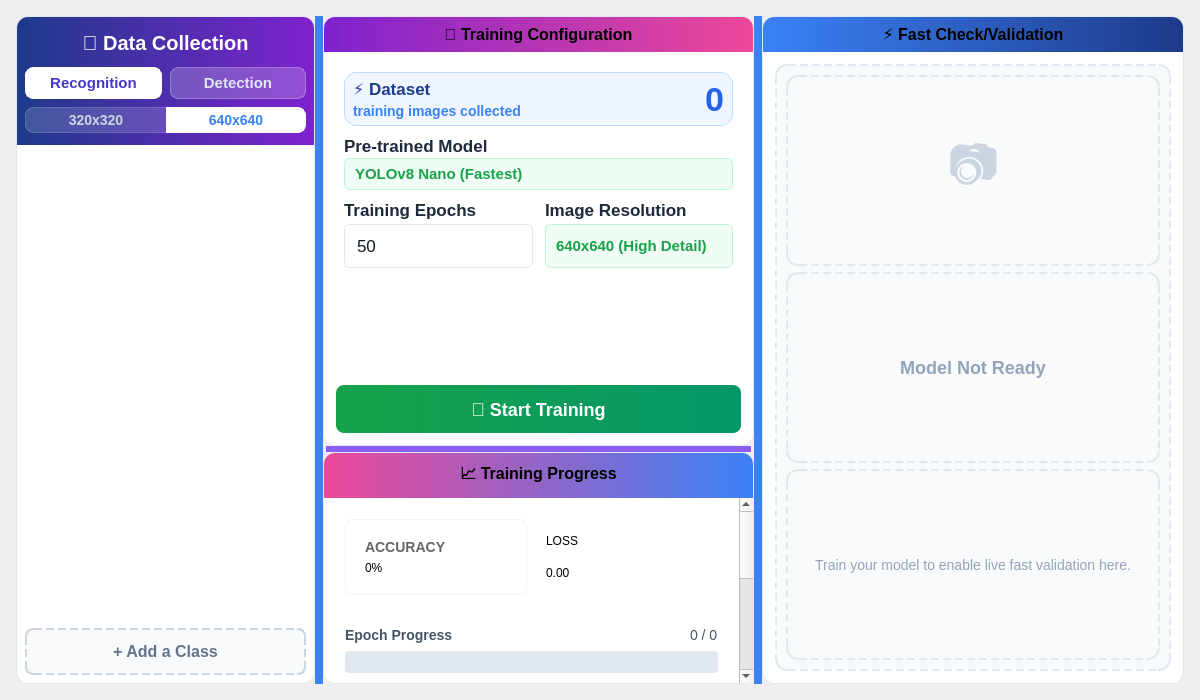
tttruc1411-tech/AI_Education_App, file src/ui/training_mode.ui: the form before one commit.
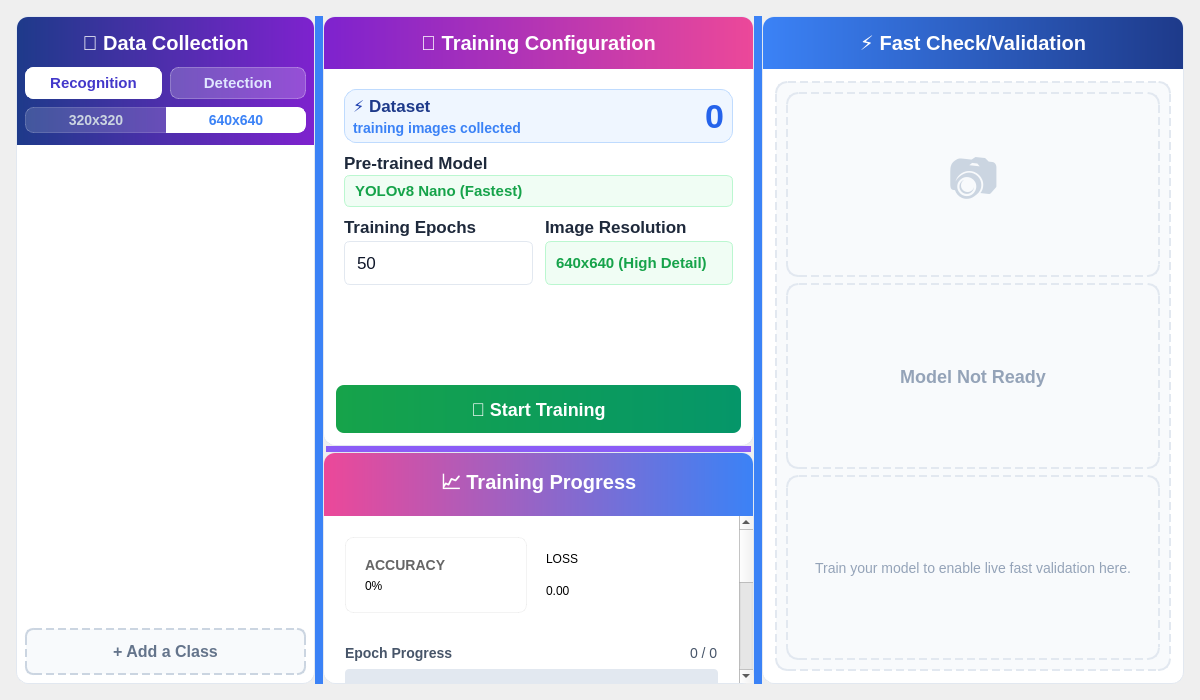
The form after the commit.

```diff
--- a/src/ui/training_mode.ui
+++ b/src/ui/training_mode.ui
@@ -30,7 +30,7 @@
     QFrame#progressHeader { background: qlineargradient(x1:0, y1:0, x2:1, y2:0, stop:0 #ec4899, stop:1 #3b82f6); }
     QFrame#rightHeader { background: qlineargradient(x1:0, y1:0, x2:1, y2:0, stop:0 #3b82f6, stop:1 #1e3a8a); }
 
-    QLabel#panelTitle { 
+    QLabel#panelTitle, #configHeader QLabel, #progressHeader QLabel, #rightHeader QLabel{ 
         font-size: 20px; font-weight: bold; color: white; padding: 6px 16px; 
         background: transparent;
     }
```
